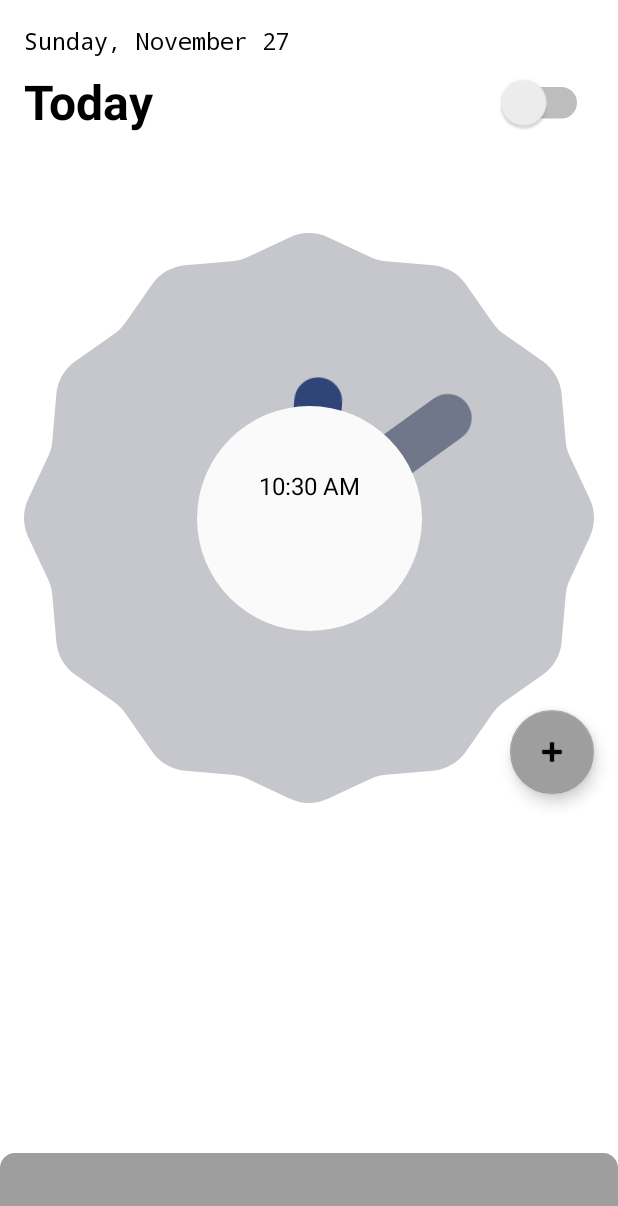
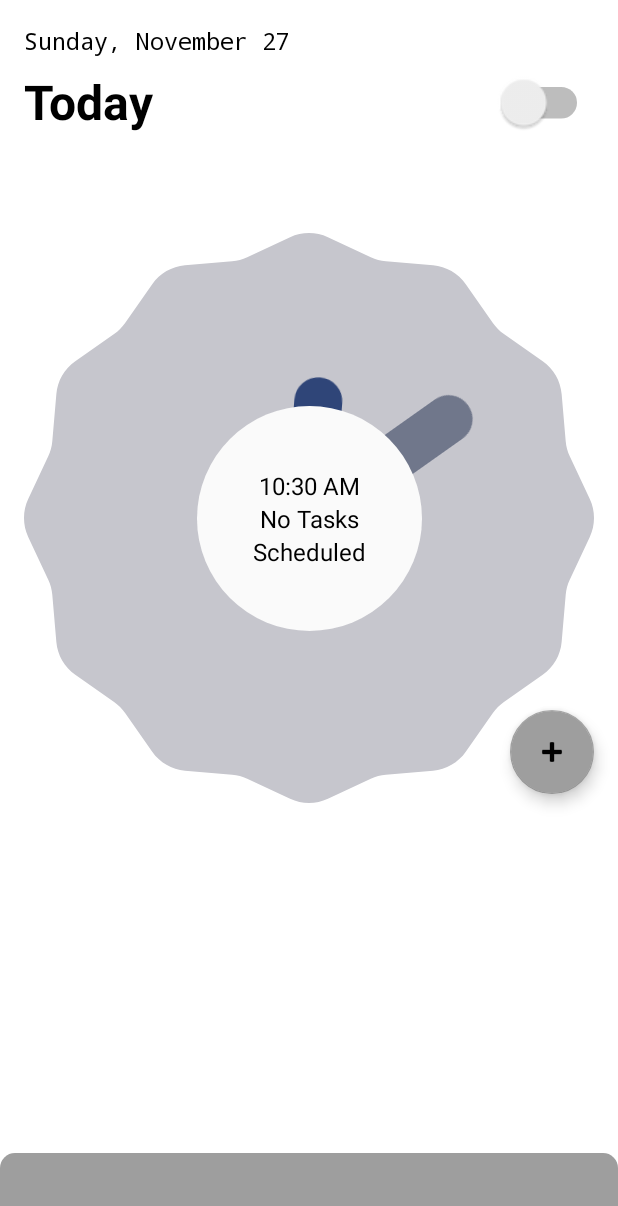
Before and after one commit to Yutish/Task-Scheduler-App, an Android app: the screen it shows after launch (MainActivity), on a phone screen of 412 x 824 dp. Shown: the top 1206 px of the screen. Run offline under Robolectric (Android 15) with nearby library versions, the phone set to English and light mode, and no system bars; our stand-ins replace Room's generated code, data binding.

Commit message:
feat: Custom countdown timer for every task, remaining time shown in middle of the screen

```diff
--- a/app/src/main/java/com/example/taskschedulerapp/clock/ClockFragmentViewModel.kt
+++ b/app/src/main/java/com/example/taskschedulerapp/clock/ClockFragmentViewModel.kt
@@ -1,7 +1,6 @@
 package com.example.taskschedulerapp.clock
 
 import android.annotation.SuppressLint
-import android.util.Log
 import androidx.appcompat.app.AppCompatDelegate
 import androidx.lifecycle.LiveData
 import androidx.lifecycle.ViewModel
@@ -10,6 +9,7 @@ import com.example.taskschedulerapp.SingletonCalender
 import com.example.taskschedulerapp.database.Task
 import com.example.taskschedulerapp.database.TaskDatabase
 import kotlinx.coroutines.DelicateCoroutinesApi
+import kotlinx.coroutines.GlobalScope
 import kotlinx.coroutines.launch
 import java.text.SimpleDateFormat
 
@@ -22,9 +22,9 @@ class ClockFragmentViewModel(database: TaskDatabase) : ViewModel() {
     private val calendar = SingletonCalender.calendarInstace
     private val taskDao = database.taskDAO
 
-    private lateinit var _singleTask : LiveData<Task>
+    private lateinit var _singleTask: LiveData<Task>
     val singleTask: LiveData<Task>
-    get() = _singleTask
+        get() = _singleTask
 
     @SuppressLint("SimpleDateFormat")
     private val _currentDate = SimpleDateFormat(DATE_PATTERN).format(calendar.time)
@@ -48,11 +48,16 @@ class ClockFragmentViewModel(database: TaskDatabase) : ViewModel() {
         AppCompatDelegate.setDefaultNightMode(AppCompatDelegate.MODE_NIGHT_NO)
     }
 
-    @OptIn(DelicateCoroutinesApi::class)
-    fun fetchSingleData(){
+    fun fetchSingleData() {
         viewModelScope.launch {
             _singleTask = taskDao.getSingleTask()
-            Log.i("YUtishs", _singleTask.toString())
+        }
+    }
+
+    @OptIn(DelicateCoroutinesApi::class)
+    fun deleteTask(id: Long) {
+        GlobalScope.launch {
+            taskDao.deleteTask(id)
         }
     }
 
--- a/app/src/main/java/com/example/taskschedulerapp/clock/ClockFragmentViewModelFactory.kt
+++ b/app/src/main/java/com/example/taskschedulerapp/clock/ClockFragmentViewModelFactory.kt
@@ -4,7 +4,9 @@ import androidx.lifecycle.ViewModel
 import androidx.lifecycle.ViewModelProvider
 import com.example.taskschedulerapp.database.TaskDatabase
 
-class ClockFragmentViewModelFactory(private val database: TaskDatabase): ViewModelProvider.Factory {
+class ClockFragmentViewModelFactory(
+    private val database: TaskDatabase
+) : ViewModelProvider.Factory {
     @Suppress("unchecked_cast")
     override fun <T : ViewModel> create(modelClass: Class<T>): T {
         if (modelClass.isAssignableFrom(ClockFragmentViewModel::class.java)) {
--- a/app/src/main/res/layout/fragment_clock.xml
+++ b/app/src/main/res/layout/fragment_clock.xml
@@ -93,12 +93,14 @@
                     android:textSize="16sp" />
 
                 <TextView
+                    android:id="@+id/centralTextView"
                     android:layout_width="wrap_content"
                     android:layout_height="wrap_content"
                     android:textSize="16sp"
                     tools:text="Next task in" />
 
                 <TextView
+                    android:id="@+id/countDownTextView"
                     android:layout_width="wrap_content"
                     android:layout_height="wrap_content"
                     android:textSize="16sp"
@@ -151,10 +153,12 @@
                     android:id="@+id/bottomSheetTitle"
                     android:layout_width="match_parent"
                     android:layout_height="wrap_content"
+                    android:layout_margin="8dp"
                     android:ellipsize="end"
                     android:fontFamily="sans-serif"
                     android:maxLines="1"
-                    android:padding="16dp"
+                    android:padding="8dp"
+                    android:textAlignment="center"
                     android:textSize="18sp"
                     android:textStyle="normal"
                     android:typeface="serif"
@@ -164,10 +168,11 @@
                     android:id="@+id/bottomSheetDesc"
                     android:layout_width="match_parent"
                     android:layout_height="wrap_content"
+                    android:layout_margin="8dp"
                     android:ellipsize="end"
                     android:fontFamily="sans-serif"
                     android:maxLines="12"
-                    android:padding="16dp"
+                    android:padding="8dp"
                     android:textSize="18sp"
                     android:textStyle="normal"
                     android:typeface="serif"
```
Also changed, not shown: app/src/main/java/com/example/taskschedulerapp/clock/ClockFragment.kt (+64 -16 lines).
